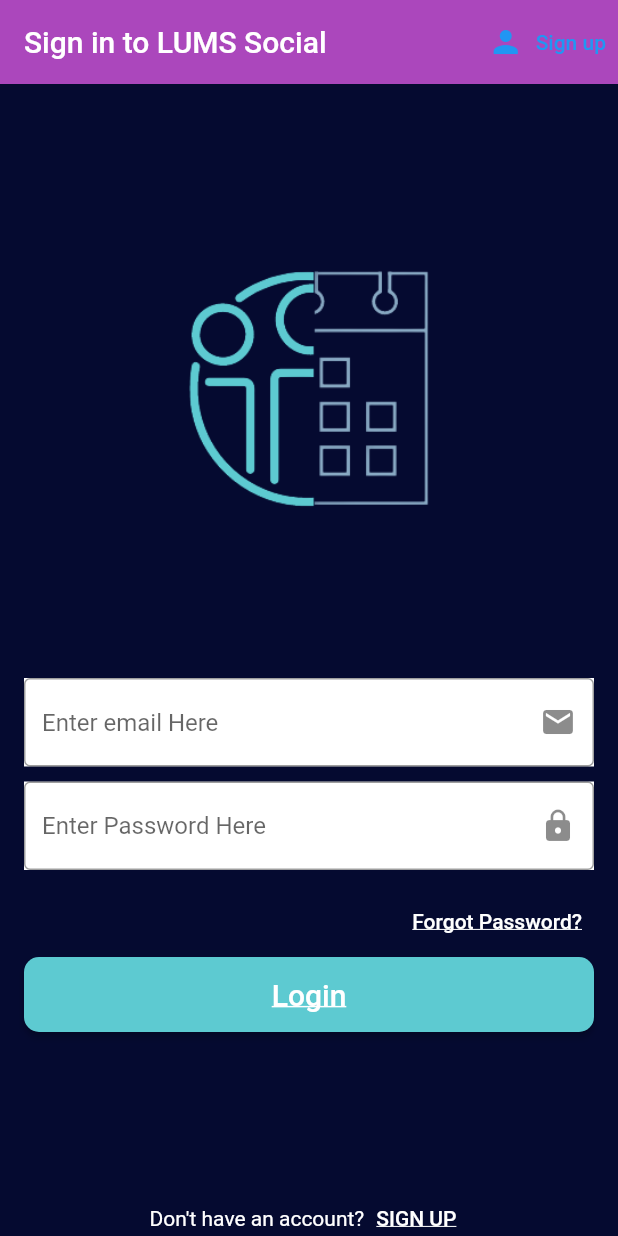
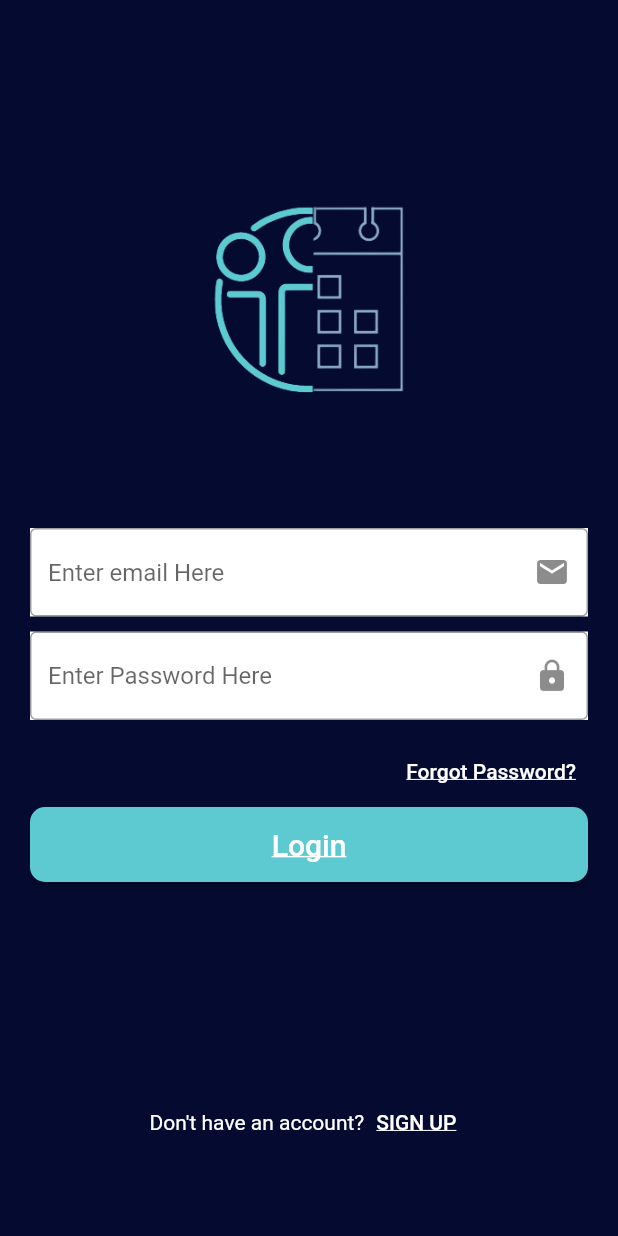
Before and after one commit to meh-noor/LUMS-Social, a Flutter app: the screen it shows after launch, on a phone screen of 412 x 824 dp. Run offline on Flutter 3.47's test engine with Material 2 defaults, Android fonts, the phone set to English and light mode, and no system bars; our stand-ins replace firebase_auth, firebase_core; accounts and stored records are empty.

Commit message:
login frontend updated

```diff
--- a/lib/screens/auth/register.dart
+++ b/lib/screens/auth/register.dart
@@ -114,7 +114,7 @@ class _RegisterState extends State<Register> {
         child: Form(
         key: _formkey,
         child: SingleChildScrollView(
-          padding: EdgeInsets.all(16),
+          padding: EdgeInsets.all(20),
           child: AutofillGroup(
             child: Column(
               children: [
@@ -129,7 +129,7 @@ class _RegisterState extends State<Register> {
                 const SizedBox(height: 10),
                 reEnterpasswordTextBox(),
                 // buildForgotPassword(),
-                const SizedBox(height: 10),
+                const SizedBox(height: 20),
 
                 NextButton(),
                 const SizedBox(height: 200),
--- a/lib/screens/auth/sign_in.dart
+++ b/lib/screens/auth/sign_in.dart
@@ -27,27 +27,14 @@ class _SignInState extends State<SignIn> {
   Widget build(BuildContext context) {
     return Scaffold(
       backgroundColor: const Color(0xFF050A30),
-      appBar: AppBar(
-        backgroundColor: Colors.purple[400],
-        elevation: 0.0,
-        title: Text('Sign in to LUMS Social'),
-        actions: <Widget>[
-          TextButton.icon(
-            icon: Icon(Icons.person),
-            label: Text('Sign up'),
-            onPressed: () {
-              widget.toggleView();
-            },
-          )
-        ],
-      ),
+
       body: Center(
           // padding: EdgeInsets.symmetric(vertical: 20, horizontal: 50),
 
           child: Form(
         key: _formkey,
         child: SingleChildScrollView(
-          padding: EdgeInsets.all(16),
+          padding: EdgeInsets.all(20),
           child: AutofillGroup(
             child: Column(
               children: [
@@ -57,10 +44,14 @@ class _SignInState extends State<SignIn> {
                 passwordTextBox(),
                 const SizedBox(height: 10),
                 buildForgotPassword(),
+
                 buildButton(),
+                const SizedBox(height: 20),
+
+                ErrorWidget(),
+
                 const SizedBox(height: 100),
                 buildNoAccount(),
-                ErrorWidget(),
               ],
               // children: <Widget>[
               //   SizedBox(height: 20.0),
@@ -118,6 +109,7 @@ class _SignInState extends State<SignIn> {
         //  0xFF5DCAD1
         text: 'Login',
 
+
         onClicked: () async {
           if (_formkey.currentState!.validate()) {
             dynamic result =
@@ -142,6 +134,7 @@ class _SignInState extends State<SignIn> {
         child: Image(
           image: AssetImage('images/finallogo.png'),
           fit: BoxFit.cover,
+          width: 300,
         ),
       );
 
@@ -155,7 +148,9 @@ class _SignInState extends State<SignIn> {
               'SIGN UP',
               style: TextStyle(decoration: TextDecoration.underline),
             ),
-            onPressed: () {},
+            onPressed: () {
+              widget.toggleView();
+            },
             style: TextButton.styleFrom(
               primary: Color(0xFFFFFFFF),
               // Text Color
```
Also changed, not shown: lib/widget/next_button.dart (+35 -1 lines).
